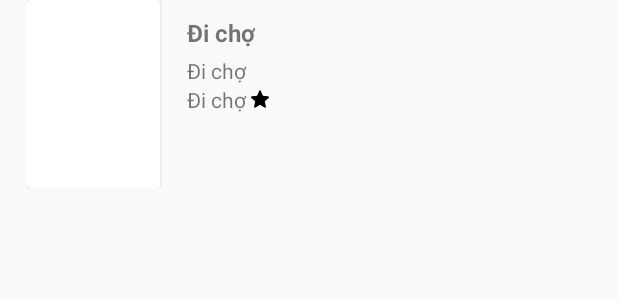
After one commit to maytinhdibo/mindBook, an Android app: the layout search_item.xml on its own in the app's theme, with its tools: preview values and no code run, on a phone screen of 412 x 824 dp. The commit adds this screen. Shown: the top 300 px of the screen. Run offline under Robolectric (Android 15) with nearby library versions, the phone set to English and light mode, and no system bars.

Commit message:
search page

```diff
--- a/app/src/main/java/com/mtc/mindbook/HomeFragment.java
+++ b/app/src/main/java/com/mtc/mindbook/HomeFragment.java
@@ -29,7 +29,9 @@ public class HomeFragment extends Fragment {
     @Nullable
     @Override
     public View onCreateView(@NonNull LayoutInflater inflater, @Nullable ViewGroup container, @Nullable Bundle savedInstanceState) {
+
         View rootView = inflater.inflate(R.layout.activity_home, container, false);
+
         EntryItem[] todoItems = {
                 new EntryItem(1, "https://a.wattpad.com/cover/155025710-288-k448920.jpg", "Tuyển tập Ngô Tất Tố"),
                 new EntryItem(2, "https://genbooks.net/wp-content/uploads/2019/07/mat-biec.jpg","Mắt biếc"),
--- /dev/null
+++ b/app/src/main/res/drawable/ic_star.xml
@@ -0,0 +1,9 @@
+<vector xmlns:android="http://schemas.android.com/apk/res/android"
+    android:width="511dp"
+    android:height="511dp"
+    android:viewportWidth="511.99142"
+    android:viewportHeight="511">
+  <path
+      android:fillColor="#FF000000"
+      android:pathData="m510.652,195.883c-3.371,-10.367 -12.566,-17.707 -23.402,-18.688l-147.797,-13.418 -58.41,-136.75c-4.313,-10.047 -14.125,-16.531 -25.047,-16.531s-20.738,6.484 -25.023,16.531l-58.41,136.75 -147.82,13.418c-10.836,1 -20.012,8.34 -23.402,18.688 -3.371,10.367 -0.258,21.738 7.938,28.926l111.723,97.965 -32.941,145.086c-2.41,10.668 1.73,21.699 10.582,28.098 4.758,3.457 10.348,5.184 15.957,5.184 4.82,0 9.645,-1.281 13.953,-3.859l127.445,-76.203 127.422,76.203c9.348,5.586 21.102,5.074 29.934,-1.324 8.852,-6.398 12.992,-17.43 10.582,-28.098l-32.941,-145.086 111.723,-97.965c8.191,-7.188 11.309,-18.535 7.938,-28.926zM258.449,419.605"/>
+</vector>
--- /dev/null
+++ b/app/src/main/res/layout/search_item.xml
@@ -0,0 +1,72 @@
+<?xml version="1.0" encoding="utf-8"?>
+
+<LinearLayout xmlns:android="http://schemas.android.com/apk/res/android"
+   android:id="@+id/search_item"
+    android:layout_width="match_parent"
+    android:layout_height="wrap_content"
+    android:layout_marginLeft="8pt"
+    android:layout_marginBottom="9pt"
+    android:orientation="horizontal">
+
+    <androidx.cardview.widget.CardView
+        android:layout_width="wrap_content"
+        android:layout_height="wrap_content">
+
+        <ImageView
+            android:id="@+id/songImageView"
+            android:layout_width="40pt"
+            android:layout_height="56.5pt"
+            android:scaleType="centerCrop" />
+    </androidx.cardview.widget.CardView>
+
+    <LinearLayout
+        style="@style/container"
+        android:layout_width="0dp"
+        android:layout_height="match_parent"
+        android:layout_weight="1"
+        android:orientation="vertical">
+
+        <TextView
+            android:id="@+id/title"
+            android:layout_width="match_parent"
+            android:layout_height="wrap_content"
+            android:paddingTop="2pt"
+            android:paddingBottom="2pt"
+            android:singleLine="true"
+            android:text="Đi chợ"
+            android:textSize="16sp"
+            android:textStyle="bold" />
+
+        <TextView
+            android:id="@+id/author"
+            android:layout_width="match_parent"
+            android:layout_height="wrap_content"
+            android:singleLine="true"
+            android:text="Đi chợ"
+            android:textSize="14sp" />
+
+        <LinearLayout
+            android:layout_width="match_parent"
+            android:layout_height="wrap_content"
+            android:gravity="center_vertical"
+            android:orientation="horizontal">
+
+            <TextView
+                android:id="@+id/rating"
+                android:layout_width="wrap_content"
+                android:layout_height="wrap_content"
+                android:lineHeight="14sp"
+                android:minHeight="0dp"
+                android:singleLine="true"
+                android:text="Đi chợ"
+                android:textSize="14sp" />
+
+            <ImageView
+                android:layout_marginLeft="3dp"
+                android:layout_width="12sp"
+                android:layout_height="12sp"
+                android:scaleType="centerCrop"
+                android:src="@drawable/ic_star" />
+        </LinearLayout>
+    </LinearLayout>
+</LinearLayout>
```
Also changed, not shown: app/src/main/java/com/mtc/mindbook/SearchActivity.java (+28 -0 lines), app/src/main/java/com/mtc/mindbook/models/search/SearchItem.java (added, +57 -0 lines), app/src/main/java/com/mtc/mindbook/models/search/SearchViewAdapter.java (added, +72 -0 lines), app/src/main/res/layout/activity_search.xml (+14 -0 lines).
